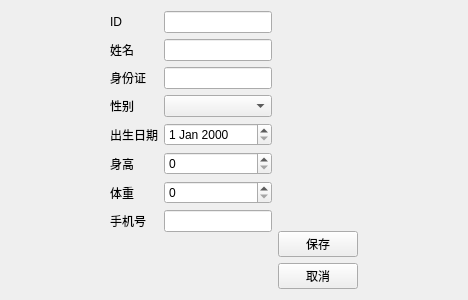
Above: Lab3/patienteditview.ui from DingXiangi/QtLab before the change. Below: the same form after it.
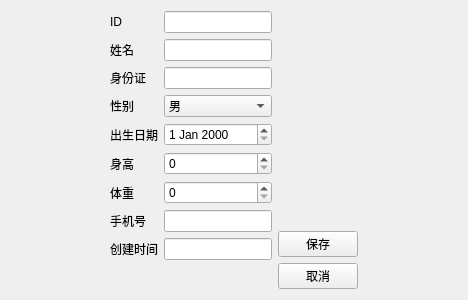
That is the form after the change.

The edit to the form file:
```diff
--- a/Lab3/patienteditview.ui
+++ b/Lab3/patienteditview.ui
@@ -30,7 +30,7 @@
    <item>
     <layout class="QFormLayout" name="formLayout">
      <item row="0" column="0">
-      <widget class="QLabel" name="label">
+      <widget class="QLabel" name="dbEditID_2">
        <property name="text">
         <string>ID</string>
        </property>
@@ -67,7 +67,18 @@
       </widget>
      </item>
      <item row="3" column="1">
-      <widget class="QComboBox" name="comboBox"/>
+      <widget class="QComboBox" name="dbComboSex">
+       <item>
+        <property name="text">
+         <string>男</string>
+        </property>
+       </item>
+       <item>
+        <property name="text">
+         <string>女</string>
+        </property>
+       </item>
+      </widget>
      </item>
      <item row="4" column="0">
       <widget class="QLabel" name="label_5">
@@ -107,7 +118,17 @@
       </widget>
      </item>
      <item row="7" column="1">
-      <widget class="QLineEdit" name="lineEdit_8"/>
+      <widget class="QLineEdit" name="dbEditMobile"/>
+     </item>
+     <item row="8" column="0">
+      <widget class="QLabel" name="label">
+       <property name="text">
+        <string>创建时间</string>
+       </property>
+      </widget>
+     </item>
+     <item row="8" column="1">
+      <widget class="QLineEdit" name="dbCreatedTimeStamp"/>
      </item>
     </layout>
    </item>
```
Left out of the diff: 12 changed lines with no effect on the pictures.
